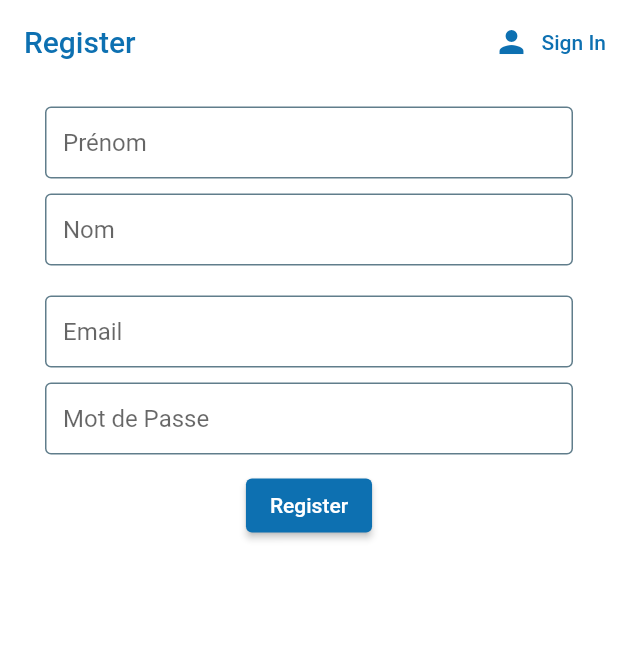
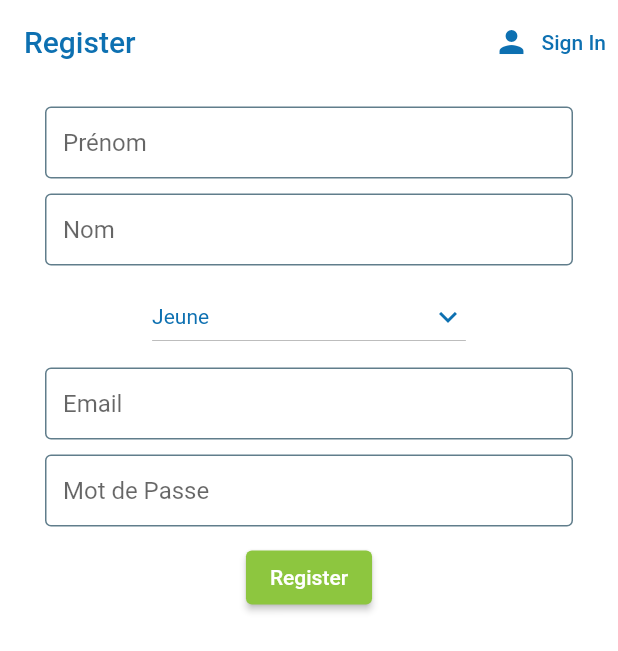
Before and after one commit to AmineBERRA/10000-codeurs, a Flutter app: the screen it shows after launch, after a tap on "Sign In", after a tap on "Register", on a phone screen of 412 x 824 dp. Shown: the top 651 px of the screen. Run offline on Flutter 3.47's test engine with Material 2 defaults, Android fonts, the phone set to English and light mode, and no system bars; our stand-ins replace cloud_firestore, firebase_auth, firebase_core, flutter_spinkit; accounts and stored records are empty.

```diff
--- a/lib/helpers/constants/colorsConstant.dart
+++ b/lib/helpers/constants/colorsConstant.dart
@@ -1,3 +1,6 @@
 import 'package:flutter/cupertino.dart';
 
 const blueCodeurs = Color.fromRGBO(0xd, 0x70, 0xb1, 1.0);
+const greenCodeurs = Color.fromRGBO(0x8d, 0xc6, 0x3f, 1.0);
+const yellowCodeurs = Color.fromRGBO(0xf6, 0xd9, 0x3c, 1.0);
+const redCodeurs = Color.fromRGBO(0xee, 0x1b, 0x23, 1.0);
--- a/lib/main.dart
+++ b/lib/main.dart
@@ -1,5 +1,6 @@
 import 'package:firebase_core/firebase_core.dart';
 import 'package:flutter/material.dart';
+import 'package:flutter/services.dart';
 import 'package:provider/provider.dart';
 import 'package:stage_10000_codeurs/models/userModel.dart';
 import 'package:stage_10000_codeurs/screens/splashScreenWrapper.dart';
@@ -16,6 +17,9 @@ class MyApp extends StatelessWidget {
   // This widget is the root of your application.
   @override
   Widget build(BuildContext context) {
+//Application bloqué en format portrait
+    SystemChrome.setPreferredOrientations([DeviceOrientation.portraitUp]);
+
     return StreamProvider<AppUser?>.value(
       value: ServiceAuthentification().user,
       initialData: null,
@@ -25,8 +29,8 @@ class MyApp extends StatelessWidget {
           child: Center(
             child: Stack(
               children: [
+                Background(),
                 SplashScreenWrapper(),
-                //Background(),
               ],
             ),
           )
--- a/lib/models/userModel.dart
+++ b/lib/models/userModel.dart
@@ -8,6 +8,7 @@ class AppUserData {
   final String uid;
   final String name;
   final String lastname;
+  final String dropDownRole;
 
-  AppUserData({required this.uid, required this.name, required this.lastname});
+  AppUserData({required this.uid, required this.name, required this.lastname, required this.dropDownRole});
 }
--- a/lib/services/authentication.dart
+++ b/lib/services/authentication.dart
@@ -25,13 +25,13 @@ class ServiceAuthentification {
     }
   }
 
-  Future registerEmailPassword(String name, String lastname,String email,String password) async{
+  Future registerEmailPassword(String name, String lastname, String dropDownRole,String email,String password) async{
     try{
       UserCredential result =
         await _auth.createUserWithEmailAndPassword(email: email, password: password);
       User? user = result.user;
 
-      await ServiceDatabase(user!.uid).savaUser(name, lastname);
+      await ServiceDatabase(user!.uid).savaUser(name, lastname, dropDownRole);
       return _userFromFirebaseUser(user);
     }catch(exception){
       print(exception.toString());
--- a/lib/widget/signIn.dart
+++ b/lib/widget/signIn.dart
@@ -1,3 +1,4 @@
+import 'package:flutter/cupertino.dart';
 import 'package:flutter/material.dart';
 import 'package:stage_10000_codeurs/helpers/constants/colorsConstant.dart';
 import 'package:stage_10000_codeurs/helpers/constants/textInputDecoration.dart';
@@ -15,6 +16,15 @@ class SignRegister extends StatefulWidget {
 class _SignRegisterState extends State<SignRegister> {
 
   final ServiceAuthentification _auth = ServiceAuthentification();
+
+  var items = <String>[
+    "Jeune",
+    "Expert",
+    "Direction",
+    "Responsable de communauté"
+  ];
+  String dropValue = "Jeune";
+
 
   final _formKey = GlobalKey<FormState>();
   String error = '';
@@ -50,7 +60,6 @@ class _SignRegisterState extends State<SignRegister> {
   Widget build(BuildContext context) {
     return loading ? Loading() :
     Scaffold(
-     //backgroundColor: Colors.blue,
       appBar: AppBar(
         backgroundColor: Colors.white,
         elevation: 0.0,
@@ -65,15 +74,16 @@ class _SignRegisterState extends State<SignRegister> {
           )
         ],
       ),
+      resizeToAvoidBottomInset: false,
       body: Center(
         child: Container(
           color: Colors.white,
           padding: EdgeInsets.symmetric(vertical: 15.0, horizontal: 30.0),
           child: Form(
             key: _formKey,
-            child: Center(
               child: Column(
-                children: [
+                mainAxisAlignment: MainAxisAlignment.start,
+                children: <Widget>[
                   //Box prénom
                   !showSignIn ?  TextFormField(
                     controller: controllerName,
@@ -81,6 +91,7 @@ class _SignRegisterState extends State<SignRegister> {
                     validator: (value) => value!.isEmpty ? "Enter your name" : null,
                   ) : Container(),
                   !showSignIn ? SizedBox(height: 10.0) : Container(),
+
                   //Box Nom de Famille
                   !showSignIn ?  TextFormField(
                     controller: controllerLastName,
@@ -88,10 +99,30 @@ class _SignRegisterState extends State<SignRegister> {
                     validator: (value) => value!.isEmpty ? "Enter your name" : null,
                   ) : Container(),
                   !showSignIn ? SizedBox(height: 10.0) : Container(),
+
                   //Box choix de rôles
-                  //!showSignIn ? DropDownButton() : Container(),
+                  !showSignIn ? DropdownButton(
+                    value: dropValue,
+                    icon: Icon(
+                      Icons.keyboard_arrow_down_outlined,
+                      color: blueCodeurs,
+                    ),
+                    style: TextStyle(color: blueCodeurs),
+                    onChanged: (String? newValue) {
+                      setState(() {
+                        dropValue = newValue!;
+                      });
+                    },
+                    items: items.map((String value) {
+                      return DropdownMenuItem(
+                        child: Text(value),
+                        value: value,
+                      );
+                    }).toList(),
+                  )
+                   : Container(),
+                  !showSignIn ? SizedBox(height: 10.0) : Container(),
 
-                  !showSignIn ? SizedBox(height: 10.0) : Container(),
                   //Box email
                   TextFormField(
                     controller: controllerEmail,
@@ -99,6 +130,7 @@ class _SignRegisterState extends State<SignRegister> {
                     validator: (value) => value!.isEmpty ? "Enter an email" : null,
                   ),
                   SizedBox(height: 10.0),
+
                   //Box mot de passe
                   TextFormField(
                     controller: controllerPassword,
@@ -107,9 +139,10 @@ class _SignRegisterState extends State<SignRegister> {
                     validator: (value) => value!.length < 6 ? "Enter a password with 6 character minimum" : null,
                   ),
                   SizedBox(height: 10.0),
+
                   //Bouton Connexion/Création de compte
                   ElevatedButton(
-                      style: ButtonStyle(backgroundColor: MaterialStateProperty.all<Color>(blueCodeurs)),
+                      style: ButtonStyle(backgroundColor: MaterialStateProperty.all<Color>(greenCodeurs)),
                       onPressed: () async {
                         if (_formKey.currentState!.validate()){
                           setState(() => loading = true);
@@ -117,11 +150,12 @@ class _SignRegisterState extends State<SignRegister> {
                           var email = controllerEmail.value.text;
                           var name = controllerName.value.text;
                           var lastname = controllerName.value.text;
+                          var dropDownRole = dropValue;
 
                           //call firebase auth
                           dynamic result = showSignIn
                               ? await _auth.signInEmailPassword(email, password)
-                              : await _auth.registerEmailPassword(name,lastname, email, password);
+                              : await _auth.registerEmailPassword(name,lastname, dropDownRole, email, password);
                           if(result == null){
                             setState(() {
                               loading = false;
@@ -140,7 +174,7 @@ class _SignRegisterState extends State<SignRegister> {
                   )
                 ],
               ),
-            ),
+
           ),
         ),
       )
```
Also changed, not shown: lib/services/database.dart (+5 -3 lines), lib/widget/dropDownButton.dart (+10 -5 lines).
